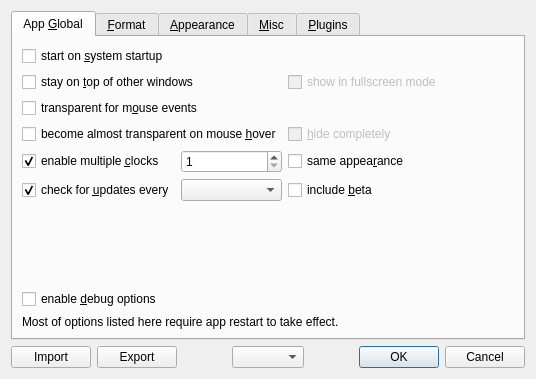
Before: the Qt Designer form app/gui/settings_dialog.ui in Kolcha/DigitalClock5, drawn with Qt 5.
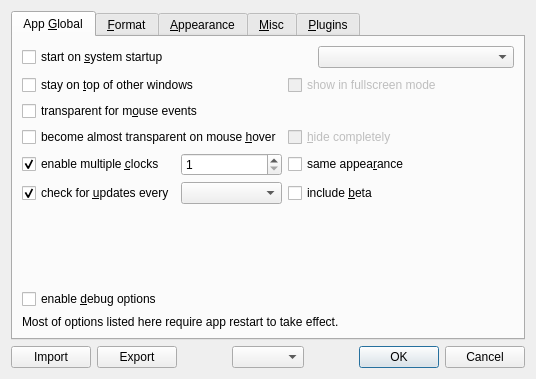
After: the same form once the commit is applied. The open tabs and pages were chosen to show the change. Icons and pictures are not drawn.

Diff of the .ui file:
```diff
--- a/app/gui/settings_dialog.ui
+++ b/app/gui/settings_dialog.ui
@@ -6,7 +6,7 @@
    <rect>
     <x>0</x>
     <y>0</y>
-    <width>505</width>
+    <width>499</width>
     <height>361</height>
    </rect>
   </property>
@@ -24,13 +24,6 @@
        <string>App &amp;Global</string>
       </attribute>
       <layout class="QGridLayout" name="gridLayout_5" columnstretch="0,0,1">
-       <item row="0" column="0" colspan="3">
-        <widget class="QCheckBox" name="enable_autostart">
-         <property name="text">
-          <string>start on &amp;system startup</string>
-         </property>
-        </widget>
-       </item>
        <item row="2" column="0" colspan="3">
         <widget class="QCheckBox" name="enable_transp_for_input">
          <property name="text">
@@ -149,6 +142,33 @@
          </property>
         </widget>
        </item>
+       <item row="0" column="0" colspan="2">
+        <widget class="QCheckBox" name="enable_autostart">
+         <property name="text">
+          <string>start on &amp;system startup</string>
+         </property>
+        </widget>
+       </item>
+       <item row="0" column="2">
+        <layout class="QHBoxLayout" name="lang_layout" stretch="0,1">
+         <item>
+          <widget class="QToolButton" name="lang_tr_btn">
+           <property name="toolTip">
+            <string>help to translate</string>
+           </property>
+           <property name="icon">
+            <iconset theme="set-language"/>
+           </property>
+           <property name="autoRaise">
+            <bool>true</bool>
+           </property>
+          </widget>
+         </item>
+         <item>
+          <widget class="QComboBox" name="lang_list"/>
+         </item>
+        </layout>
+       </item>
       </layout>
      </widget>
      <widget class="QWidget" name="format_tab">
```
